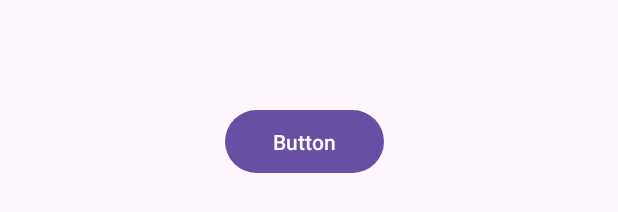
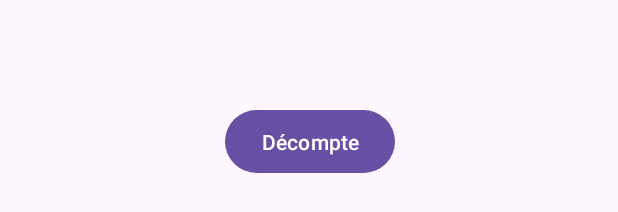
Before and after one commit to RaffouIUT/ProjetAndroid, an Android app: the layout activity_niveau2.xml on its own in the app's theme, with its tools: preview values and no code run, on a phone screen of 412 x 824 dp. Shown: the part 481-693 px from the top of the screen. Run offline under Robolectric (Android 15) with nearby library versions, the phone set to English and light mode, and no system bars.

Commit message:
changement nom bouton niveau 2

```diff
--- a/app/src/main/res/layout/activity_niveau2.xml
+++ b/app/src/main/res/layout/activity_niveau2.xml
@@ -90,13 +90,13 @@
 
         <Button
             android:id="@+id/bouton"
-            android:layout_width="106dp"
+            android:layout_width="wrap_content"
             android:layout_height="wrap_content"
             android:layout_marginLeft="150dp"
             android:layout_marginTop="8dp"
             android:layout_marginBottom="8dp"
             android:height="50dp"
-            android:text="Button" />
+            android:text="Décompte" />
 
         <ImageView
             android:id="@+id/imageView3"
```
